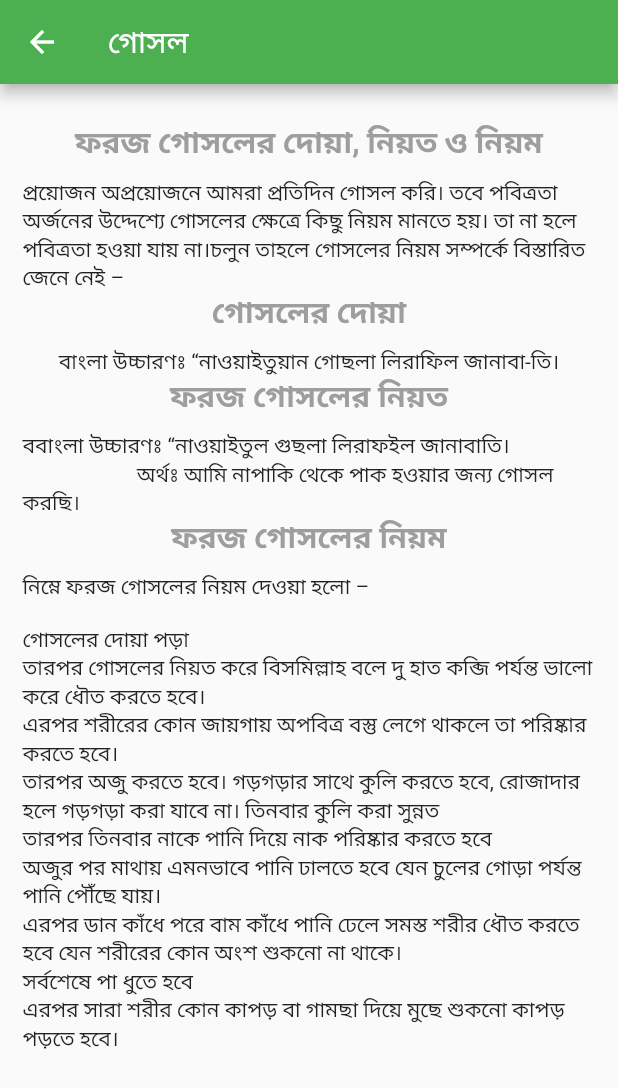
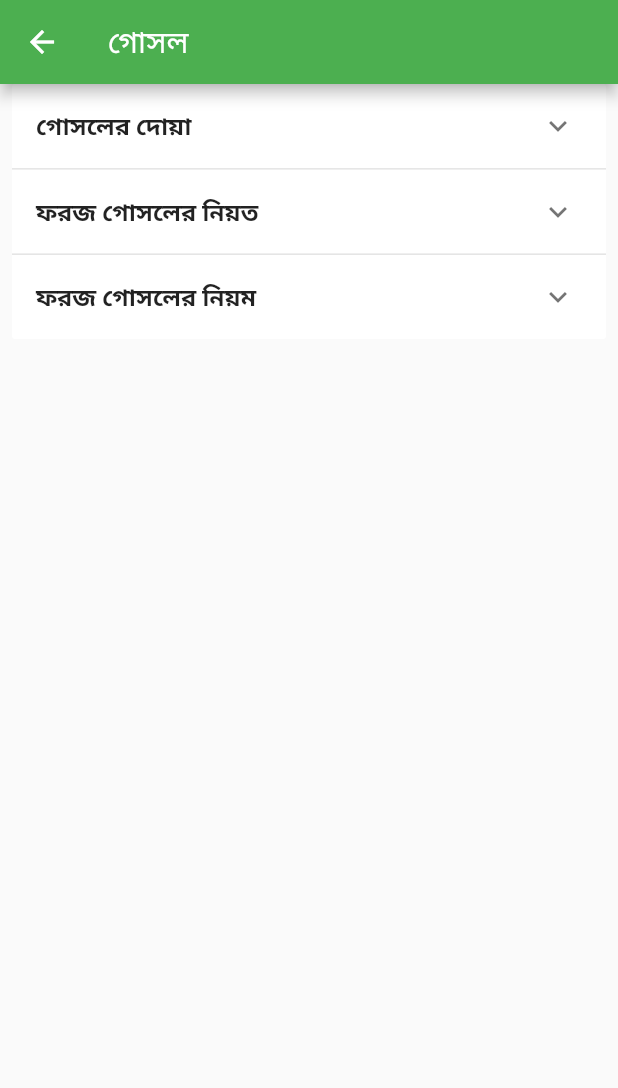
Before and after one commit to Ibrahim-K98han/islamic_apps, a Flutter app: the GosolePage screen opened directly, on a phone screen of 412 x 824 dp. Shown: the top 1088 px of the screen. Run offline on Flutter 3.47's test engine with Material 2 defaults, Android fonts, the phone set to English and light mode, and no system bars.

Commit message:
gosole page done

```diff
--- a/lib/pages/gosole_page.dart
+++ b/lib/pages/gosole_page.dart
@@ -3,6 +3,7 @@ import 'package:flutter/src/widgets/container.dart';
 import 'package:flutter/src/widgets/framework.dart';
 
 import '../widgets/azan_widgets.dart';
+import '../widgets/gosole_steps_widgets.dart';
 
 class GosolePage extends StatefulWidget {
   const GosolePage({super.key});
@@ -19,73 +20,13 @@ class _GosolePageState extends State<GosolePage> {
         title: const Text('গোসল'),
         backgroundColor: Colors.green,
       ),
-      body: Padding(
-        padding: const EdgeInsets.only(top: 10),
-        child: SingleChildScrollView(
-          child: Padding(
-            padding: const EdgeInsets.all(15),
-            child: Column(
-              crossAxisAlignment: CrossAxisAlignment.start,
-              children: [
-                Column(
-                  crossAxisAlignment: CrossAxisAlignment.center,
-                  children: [
-                    Text('''ফরজ গোসলের দোয়া, নিয়ত ও নিয়ম''',
-                        style: TextStyle(
-                            fontSize: 20,
-                            fontWeight: FontWeight.bold,
-                            color: Colors.grey)),
-                    SizedBox(
-                      height: 10,
-                    ),
-                    Text(
-                        '''প্রয়োজন অপ্রয়োজনে আমরা প্রতিদিন গোসল করি। তবে পবিত্রতা অর্জনের উদ্দেশ্যে গোসলের ক্ষেত্রে কিছু নিয়ম মানতে হয়। তা না হলে পবিত্রতা হওয়া যায় না।চলুন তাহলে গোসলের নিয়ম সম্পর্কে বিস্তারিত জেনে নেই –'''),
-                    Text('''গোসলের দোয়া''',
-                        style: TextStyle(
-                            fontSize: 20,
-                            fontWeight: FontWeight.bold,
-                            color: Colors.grey)),
-                    SizedBox(
-                      height: 10,
-                    ),
-                    Text(
-                        '''বাংলা উচ্চারণঃ “নাওয়াইতুয়ান গোছলা লিরাফিল জানাবা-তি।'''),
-                    Text('''ফরজ গোসলের নিয়ত''',
-                        style: TextStyle(
-                            fontSize: 20,
-                            fontWeight: FontWeight.bold,
-                            color: Colors.grey)),
-                    SizedBox(
-                      height: 10,
-                    ),
-                    Text('''ববাংলা উচ্চারণঃ “নাওয়াইতুল গুছলা লিরাফইল জানাবাতি।
-                      অর্থঃ আমি নাপাকি থেকে পাক হওয়ার জন্য গোসল করছি।'''),
-                    Text('''ফরজ গোসলের নিয়ম''',
-                        style: TextStyle(
-                            fontSize: 20,
-                            fontWeight: FontWeight.bold,
-                            color: Colors.grey)),
-                    SizedBox(
-                      height: 10,
-                    ),
-                    Text('''নিম্নে ফরজ গোসলের নিয়ম দেওয়া হলো –
-
-গোসলের দোয়া পড়া
-তারপর গোসলের নিয়ত করে বিসমিল্লাহ বলে দু হাত কব্জি পর্যন্ত ভালো করে ধৌত করতে হবে।
-এরপর শরীরের কোন জায়গায় অপবিত্র বস্তু লেগে থাকলে তা পরিষ্কার করতে হবে।
-তারপর অজু করতে হবে। গড়গড়ার সাথে কুলি করতে হবে, রোজাদার হলে গড়গড়া করা যাবে না। তিনবার কুলি করা সুন্নত
-তারপর তিনবার নাকে পানি দিয়ে নাক পরিষ্কার করতে হবে
-অজুর পর মাথায় এমনভাবে পানি ঢালতে হবে যেন চুলের গোড়া পর্যন্ত পানি পৌঁছে যায়।
-এরপর ডান কাঁধে পরে বাম কাঁধে পানি ঢেলে সমস্ত শরীর ধৌত করতে হবে যেন শরীরের কোন অংশ শুকনো না থাকে।
-সর্বশেষে পা ধুতে হবে
-এরপর সারা শরীর কোন কাপড় বা গামছা দিয়ে মুছে শুকনো কাপড় পড়তে হবে।'''),
-                  ],
-                ),
-              ],
+      body: Column(
+        children: const [
+          Expanded(
+            child: GosoleSteps()
             ),
-          ),
-        ),
+        ],
       ),
-    );
+      );
   }
 }
--- /dev/null
+++ b/lib/widgets/gosole_steps_widgets.dart
@@ -0,0 +1,110 @@
+import 'package:flutter/material.dart';
+
+class Step {
+  Step(this.heading, this.subHeading, [this.isExpanded = false]);
+
+  String heading;
+  String subHeading;
+
+  // String subHeading1;
+  // String subHeading2;
+  // String subHeading3;
+  bool isExpanded;
+}
+
+List<Step> getSteps() {
+  return [
+    Step('গোসলের দোয়া', '''
+বাংলা উচ্চারণঃ “নাওয়াইতুয়ান গোছলা লিরাফিল জানাবা-তি।'''),
+    Step('ফরজ গোসলের নিয়ত',
+        '''
+ববাংলা উচ্চারণঃ “নাওয়াইতুল গুছলা লিরাফইল জানাবাতি।
+অর্থঃ আমি নাপাকি থেকে পাক হওয়ার জন্য গোসল করছি।'''),
+    Step('ফরজ গোসলের নিয়ম',
+        '''
+গোসলের দোয়া পড়া
+তারপর গোসলের নিয়ত করে বিসমিল্লাহ বলে দু হাত কব্জি পর্যন্ত ভালো করে ধৌত করতে হবে।
+এরপর শরীরের কোন জায়গায় অপবিত্র বস্তু লেগে থাকলে তা পরিষ্কার করতে হবে।
+তারপর অজু করতে হবে। গড়গড়ার সাথে কুলি করতে হবে, রোজাদার হলে গড়গড়া করা যাবে না। তিনবার কুলি করা সুন্নত
+তারপর তিনবার নাকে পানি দিয়ে নাক পরিষ্কার করতে হবে
+অজুর পর মাথায় এমনভাবে পানি ঢালতে হবে যেন চুলের গোড়া পর্যন্ত পানি পৌঁছে যায়।
+এরপর ডান কাঁধে পরে বাম কাঁধে পানি ঢেলে সমস্ত শরীর ধৌত করতে হবে যেন শরীরের কোন অংশ শুকনো না থাকে।
+সর্বশেষে পা ধুতে হবে
+এরপর সারা শরীর কোন কাপড় বা গামছা দিয়ে মুছে শুকনো কাপড় পড়তে হবে।
+'''),
+  ];
+}
+
+class GosoleSteps extends StatefulWidget {
+  const GosoleSteps({Key? key}) : super(key: key);
+
+  @override
+  State<GosoleSteps> createState() => _SuraStepsState();
+}
+
+class _SuraStepsState extends State<GosoleSteps> {
+  final List<Step> _steps = getSteps();
+
+  @override
+  Widget build(BuildContext context) {
+    return SingleChildScrollView(
+      scrollDirection: Axis.vertical,
+      physics: const BouncingScrollPhysics(),
+      child: Column(
+        children: [
+          Container(
+            child: _renderSteps(),
+          ),
+        ],
+      ),
+    );
+  }
+
+  Widget _renderSteps() {
+    return Padding(
+      padding: const EdgeInsets.symmetric(horizontal: 8),
+      child: ExpansionPanelList(
+        elevation: 0,
+        expansionCallback: (int index, bool isExpanded) {
+          setState(() {
+            _steps[index].isExpanded = !isExpanded;
+          });
+        },
+        children: _steps.map<ExpansionPanel>((Step step) {
+          return ExpansionPanel(
+            headerBuilder: (BuildContext context, bool isExpanded) {
+              return ListTile(
+                title: Text(
+                  step.heading,
+                  style: const TextStyle(
+                      fontSize: 16, fontWeight: FontWeight.bold),
+                ),
+              );
+            },
+            body: Padding(
+              padding: const EdgeInsets.only(
+                bottom: 10,
+              ),
+              child: Column(
+                crossAxisAlignment: CrossAxisAlignment.start,
+                children: [
+                  Padding(
+                    padding: const EdgeInsets.all(8.0),
+                    child: Text(
+                      textAlign: TextAlign.justify,
+                      step.subHeading,
+                      style: const TextStyle(
+                        fontSize: 15,
+                      ),
+                    ),
+                  ),
+                ],
+              ),
+            ),
+            isExpanded: step.isExpanded,
+          );
+        }).toList(),
+      ),
+    );
+  }
+}
```
